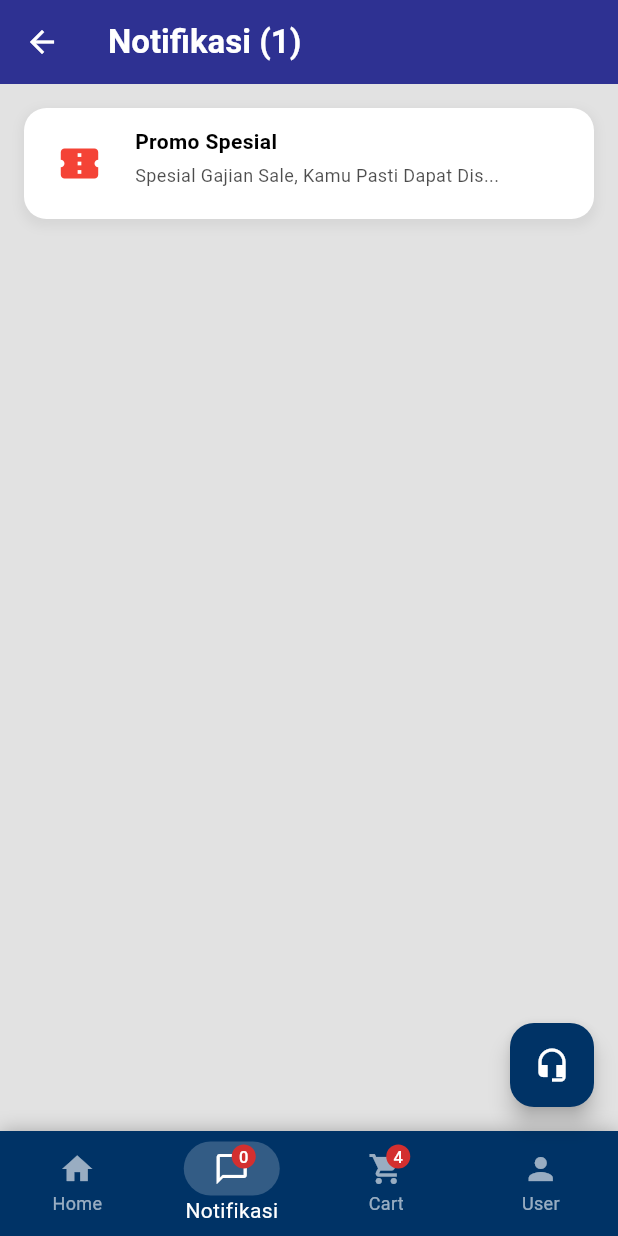
After one commit to va11h411a/Global_bangunan_app, a Flutter app: the screen it shows after launch, item 2 of the bottom bar chosen, on a phone screen of 412 x 824 dp. The commit adds this screen. Run offline on Flutter 3.47's test engine with Material 3 defaults, Android fonts, the phone set to English and light mode, and no system bars.

Commit message:
nambah screen notifikasi

```diff
--- a/lib/screens/home_screen.dart
+++ b/lib/screens/home_screen.dart
@@ -1,27 +1,47 @@
 import 'package:flutter/material.dart';
 import 'package:global_bangunan_app/components/product_item.dart';
 import 'package:global_bangunan_app/components/brand_logo.dart';
+import 'package:global_bangunan_app/screens/notification_screen.dart';
 
-class HomeScreen extends StatelessWidget {
+class HomeScreen extends StatefulWidget {
   const HomeScreen({super.key});
 
   @override
+  State<HomeScreen> createState() => _HomeScreenState();
+}
+
+class _HomeScreenState extends State<HomeScreen> {
+  int _selectedIndex = 0;
+
+  void _onItemTapped(int index) {
+    setState(() {
+      _selectedIndex = index;
+    });
+  }
+
+  @override
   Widget build(BuildContext context) {
+    // Determine body content based on selected index
+    Widget bodyContent;
+    if (_selectedIndex == 0) {
+      bodyContent = _buildHomeBody();
+    } else if (_selectedIndex == 1) {
+      bodyContent = const NotificationScreen();
+    } else {
+      // Placeholder for other tabs
+      bodyContent = Center(child: Text('Page Index $_selectedIndex'));
+    }
+
     return Scaffold(
       backgroundColor: Colors.grey.shade100, // Background abu-abu muda
-      appBar: _buildAppBar(context),
-      body: SingleChildScrollView(
-        child: Column(
-          crossAxisAlignment: CrossAxisAlignment.start,
-          children: [
-            _buildHeaderPromo(),
-            _buildBrandSection(),
-            _buildHotDeals(context),
-            _buildBestsellerSection(context),
-            const SizedBox(height: 80), // Ruang agar tidak tertutup Bottom Nav Bar
-          ],
-        ),
-      ),
+      // Only show the Home AppBar when on the Home tab
+      appBar: _selectedIndex == 0 ? _buildAppBar(context) : null,
+      // NotificationScreen has its own Scaffold structure if needed, or fills body
+      // Since NotificationScreen has a Scaffold, we need to be careful.
+      // Ideally, NotificationScreen should just be the body content if we want to share the outer Scaffold,
+      // BUT it has a specific AppBar color and structure.
+      // Nesting Scaffolds is acceptable here to let NotificationScreen control its own AppBar.
+      body: bodyContent,
       bottomNavigationBar: _buildBottomNavBar(context),
       floatingActionButton: FloatingActionButton(
         onPressed: () {},
@@ -32,6 +52,24 @@ class HomeScreen extends StatelessWidget {
   }
 
   // --- Widget Pembantu ---
+
+  // Refactored Home Body
+  Widget _buildHomeBody() {
+    return SingleChildScrollView(
+      child: Column(
+        crossAxisAlignment: CrossAxisAlignment.start,
+        children: [
+          _buildHeaderPromo(),
+          _buildBrandSection(),
+          _buildHotDeals(context),
+          _buildBestsellerSection(context),
+          const SizedBox(
+            height: 80,
+          ), // Ruang agar tidak tertutup Bottom Nav Bar
+        ],
+      ),
+    );
+  }
 
   // 1. App Bar (Bagian Atas)
   PreferredSizeWidget _buildAppBar(BuildContext context) {
@@ -76,7 +114,6 @@ class HomeScreen extends StatelessWidget {
     );
   }
 
-
   // 2. Banner Promo
   Widget _buildHeaderPromo() {
     return Container(
@@ -96,7 +133,16 @@ class HomeScreen extends StatelessWidget {
   // 3. Section Brand
   Widget _buildBrandSection() {
     // List placeholder data brand
-    final List<String> brands = ['LEMKRA', 'Hannochs', 'KIRIN', 'Miyako', 'CASTELLI', 'SANYO', 'M-TIGA', 'Dulux'];
+    final List<String> brands = [
+      'LEMKRA',
+      'Hannochs',
+      'KIRIN',
+      'Miyako',
+      'CASTELLI',
+      'SANYO',
+      'M-TIGA',
+      'Dulux',
+    ];
 
     return Padding(
       padding: const EdgeInsets.symmetric(horizontal: 16.0, vertical: 10.0),
@@ -105,10 +151,16 @@ class HomeScreen extends StatelessWidget {
           Row(
             mainAxisAlignment: MainAxisAlignment.spaceBetween,
             children: [
-              const Text('Brand', style: TextStyle(fontWeight: FontWeight.bold, fontSize: 16)),
+              const Text(
+                'Brand',
+                style: TextStyle(fontWeight: FontWeight.bold, fontSize: 16),
+              ),
               TextButton(
                 onPressed: () {},
-                child: const Text('More >', style: TextStyle(color: Colors.blue, fontSize: 14)),
+                child: const Text(
+                  'More >',
+                  style: TextStyle(color: Colors.blue, fontSize: 14),
+                ),
               ),
             ],
           ),
@@ -152,13 +204,19 @@ class HomeScreen extends StatelessWidget {
       children: [
         const Padding(
           padding: EdgeInsets.only(left: 16.0, top: 10.0),
-          child: Text('Hot Deals', style: TextStyle(fontWeight: FontWeight.bold, fontSize: 16)),
+          child: Text(
+            'Hot Deals',
+            style: TextStyle(fontWeight: FontWeight.bold, fontSize: 16),
+          ),
         ),
         SizedBox(
           height: 100, // Tinggi yang sesuai untuk banner horizontal
           child: ListView(
             scrollDirection: Axis.horizontal,
-            padding: const EdgeInsets.symmetric(horizontal: 8.0, vertical: 10.0),
+            padding: const EdgeInsets.symmetric(
+              horizontal: 8.0,
+              vertical: 10.0,
+            ),
             children: [
               // Mengulang banner promo cat (Frame 3.png)
               _buildHotDealBanner(context),
@@ -192,19 +250,48 @@ class HomeScreen extends StatelessWidget {
   Widget _buildBestsellerSection(BuildContext context) {
     // List placeholder data produk
     final List<Map<String, String>> bestsellers = [
-      {'title': 'Kran Tembok', 'price': 'Rp 92.500', 'imagePath': 'assets/produk_1.png'},
-      {'title': 'DULUX PE...', 'price': 'Rp 961.200', 'imagePath': 'assets/produk_2.png'},
-      {'title': 'LED BULB', 'price': 'Rp 113.000', 'imagePath': 'assets/produk_3.png'},
-      {'title': 'LED Premiere', 'price': 'Rp 42.500', 'imagePath': 'assets/produk_4.png'},
-      {'title': 'LED Basic', 'price': 'Rp 26.400', 'imagePath': 'assets/produk_5.png'},
-      {'title': 'LP 3U green', 'price': 'Rp 43.000', 'imagePath': 'assets/produk_6.png'},
+      {
+        'title': 'Kran Tembok',
+        'price': 'Rp 92.500',
+        'imagePath': 'assets/produk_1.png',
+      },
+      {
+        'title': 'DULUX PE...',
+        'price': 'Rp 961.200',
+        'imagePath': 'assets/produk_2.png',
+      },
+      {
+        'title': 'LED BULB',
+        'price': 'Rp 113.000',
+        'imagePath': 'assets/produk_3.png',
+      },
+      {
+        'title': 'LED Premiere',
+        'price': 'Rp 42.500',
+        'imagePath': 'assets/produk_4.png',
+      },
+      {
+        'title': 'LED Basic',
+        'price': 'Rp 26.400',
+        'imagePath': 'assets/produk_5.png',
+      },
+      {
+        'title': 'LP 3U green',
+        'price': 'Rp 43.000',
+        'imagePath': 'assets/produk_6.png',
+      },
     ];
 
     return Column(
       crossAxisAlignment: CrossAxisAlignment.start,
       children: [
         Padding(
-          padding: const EdgeInsets.only(left: 16.0, top: 10.0, bottom: 10.0, right: 16.0),
+          padding: const EdgeInsets.only(
+            left: 16.0,
+            top: 10.0,
+            bottom: 10.0,
+            right: 16.0,
+          ),
           child: Center(
             child: Text(
               'Bestseller',
@@ -245,12 +332,7 @@ class HomeScreen extends StatelessWidget {
     return Container(
       decoration: BoxDecoration(
         color: Theme.of(context).primaryColor,
-        boxShadow: const [
-          BoxShadow(
-            color: Colors.black26,
-            blurRadius: 10,
-          ),
-        ],
+        boxShadow: const [BoxShadow(color: Colors.black26, blurRadius: 10)],
       ),
       child: BottomNavigationBar(
         backgroundColor: Theme.of(context).primaryColor, // Warna Biru
@@ -258,6 +340,8 @@ class HomeScreen extends StatelessWidget {
         selectedItemColor: Colors.white,
         unselectedItemColor: Colors.white.withOpacity(0.6),
         type: BottomNavigationBarType.fixed,
+        currentIndex: _selectedIndex, // Use state variable
+        onTap: _onItemTapped, // Call handler
         items: [
           BottomNavigationBarItem(
             icon: const Icon(Icons.home),
@@ -272,26 +356,39 @@ class HomeScreen extends StatelessWidget {
             label: 'Home',
           ),
           BottomNavigationBarItem(
-            icon: const Badge(label: Text('0'), child: Icon(Icons.chat_bubble_outline)),
+            // Updated to be active when selected
+            icon: const Badge(
+              label: Text('0'),
+              child: Icon(Icons.chat_bubble_outline),
+            ),
             activeIcon: Container(
               padding: const EdgeInsets.symmetric(horizontal: 20, vertical: 6),
               decoration: BoxDecoration(
                 color: Colors.white.withOpacity(0.2),
                 borderRadius: BorderRadius.circular(20),
               ),
-              child: const Badge(label: Text('0'), child: Icon(Icons.chat_bubble_outline)),
+              child: const Badge(
+                label: Text('0'),
+                child: Icon(Icons.chat_bubble_outline),
+              ),
             ),
             label: 'Notifikasi',
           ),
           BottomNavigationBarItem(
-            icon: const Badge(label: Text('4'), child: Icon(Icons.shopping_cart)),
+            icon: const Badge(
+              label: Text('4'),
+              child: Icon(Icons.shopping_cart),
+            ),
             activeIcon: Container(
               padding: const EdgeInsets.symmetric(horizontal: 20, vertical: 6),
               decoration: BoxDecoration(
                 color: Colors.white.withOpacity(0.2),
                 borderRadius: BorderRadius.circular(20),
               ),
-              child: const Badge(label: Text('4'), child: Icon(Icons.shopping_cart)),
+              child: const Badge(
+                label: Text('4'),
+                child: Icon(Icons.shopping_cart),
+              ),
             ),
             label: 'Cart',
           ),
@@ -308,10 +405,6 @@ class HomeScreen extends StatelessWidget {
             label: 'User',
           ),
         ],
-        currentIndex: 0,
-        onTap: (index) {
-          // Aksi navigasi
-        },
       ),
     );
   }
--- /dev/null
+++ b/lib/screens/notification_screen.dart
@@ -0,0 +1,114 @@
+import 'package:flutter/material.dart';
+
+class NotificationScreen extends StatelessWidget {
+  const NotificationScreen({super.key});
+
+  @override
+  Widget build(BuildContext context) {
+    return Scaffold(
+      backgroundColor: const Color(0xFFE2E2E2), // Background color #e2e2e2
+      appBar: AppBar(
+        leading: IconButton(
+          icon: const Icon(Icons.arrow_back, color: Colors.white),
+          onPressed: () {
+            // Since it's in bottom nav, back might logically mean go to Home or system back
+            // For now, let's assuming it just pops if pushed, or we can handle tab switching if needed.
+            // But usually, sub-tabs don't have back buttons to other tabs effectively unless nested.
+            // However, the design shows a back arrow.
+            // If this is a main tab, the back arrow might seem out of place unless it returns to Home specifically.
+            // Let's implement pop for now, but in the context of BottomNav, this might need adjustment.
+            // If we are strictly following a "Page" that navigates FROM home, push/pop works.
+            // If it is a TAB, then no back button usually.
+            // BUT, the prompt implies "page selanjutnya" (next page) and design has back arrow.
+            // Implies it MIGHT be pushed on top?
+            // User also said "Update HomeScreen or navigation to link to the new page".
+            // AND the plan says "Update BottomNavigationBar ... to use _selectedIndex".
+            // If it's a BottomNav item, usually no back button.
+            // BUT, look at the design image: It has a Back Arrow AND Bottom Nav.
+            // This is a common pattern in some apps where the specific tab has a header with back.
+            // Or maybe it's just a screen pushed on top that HAS a bottom nav (less common).
+            // Let's stick to the Tab implementation for now as planned.
+            // If it's a tab, I'll make the back button switch to Home tab (index 0).
+          },
+        ),
+        title: const Text(
+          'Notifikasi (1)',
+          style: TextStyle(color: Colors.white, fontWeight: FontWeight.bold),
+        ),
+        backgroundColor: const Color(0xFF2E3192), // AppBar color #2E3192
+        elevation: 0,
+      ),
+      body: ListView(
+        padding: const EdgeInsets.all(16.0),
+        children: [_buildNotificationItem()],
+      ),
+    );
+  }
+
+  Widget _buildNotificationItem() {
+    return Container(
+      padding: const EdgeInsets.all(12),
+      decoration: BoxDecoration(
+        color: Colors.white,
+        borderRadius: BorderRadius.circular(15),
+        boxShadow: [
+          BoxShadow(
+            color: Colors.black.withOpacity(0.05),
+            blurRadius: 5,
+            spreadRadius: 2,
+            offset: const Offset(0, 3),
+          ),
+        ],
+      ),
+      child: Row(
+        crossAxisAlignment: CrossAxisAlignment.start,
+        children: [
+          // Logo/Icon
+          Container(
+            width: 50,
+            height: 50,
+            decoration: BoxDecoration(
+              // color: Colors.red, // Placeholder for the logo background
+              borderRadius: BorderRadius.circular(8),
+            ),
+            // Assuming we don't have the exact "Promo Special" asset yet, uses icon or leaving empty
+            // In the design it looks like a red 'tag' image.
+            // I'll use a placeholder icon for now.
+            child: const Icon(
+              Icons.confirmation_number,
+              color: Colors.red,
+              size: 30,
+            ),
+          ),
+          const SizedBox(width: 12),
+          // Text Content
+          Expanded(
+            child: Column(
+              crossAxisAlignment: CrossAxisAlignment.start,
+              children: [
+                const Text(
+                  'Promo Spesial',
+                  style: TextStyle(
+                    fontWeight: FontWeight.bold,
+                    fontSize: 14,
+                    color: Colors.black,
+                  ),
+                ),
+                const SizedBox(height: 4),
+                Text(
+                  'Spesial Gajian Sale, Kamu Pasti Dapat Dis...',
+                  style: TextStyle(
+                    fontSize: 12,
+                    color: Colors.black.withOpacity(0.7),
+                  ),
+                  maxLines: 2,
+                  overflow: TextOverflow.ellipsis,
+                ),
+              ],
+            ),
+          ),
+        ],
+      ),
+    );
+  }
+}
```
Lines whose indentation alone changed are shown as unchanged.
